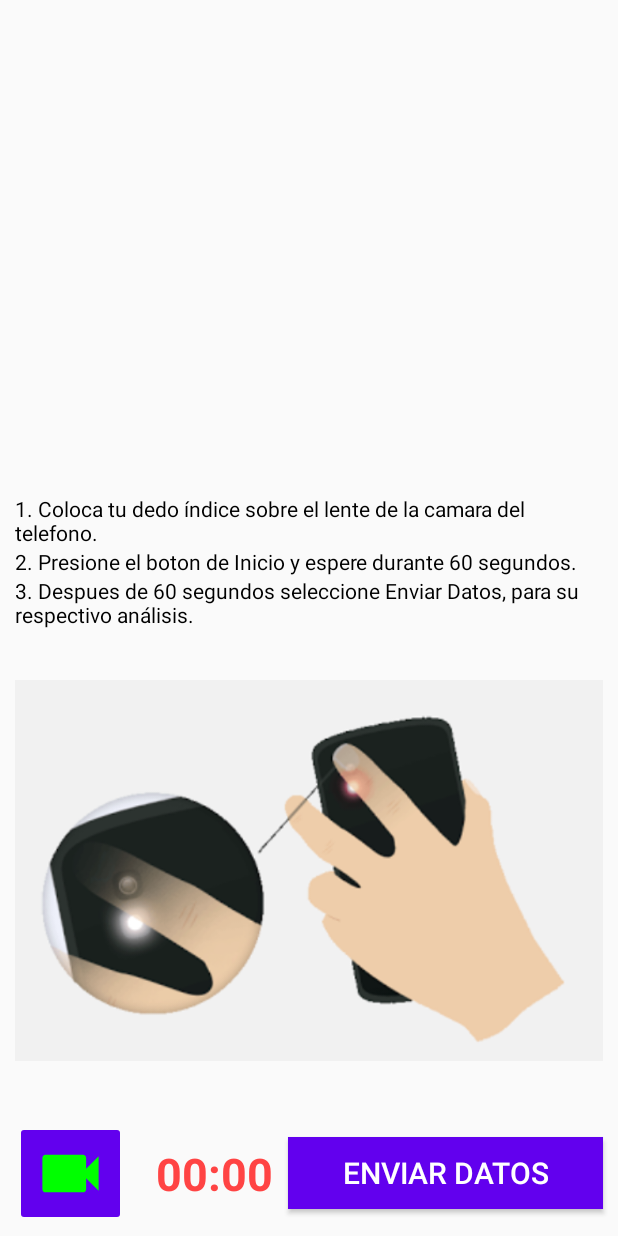
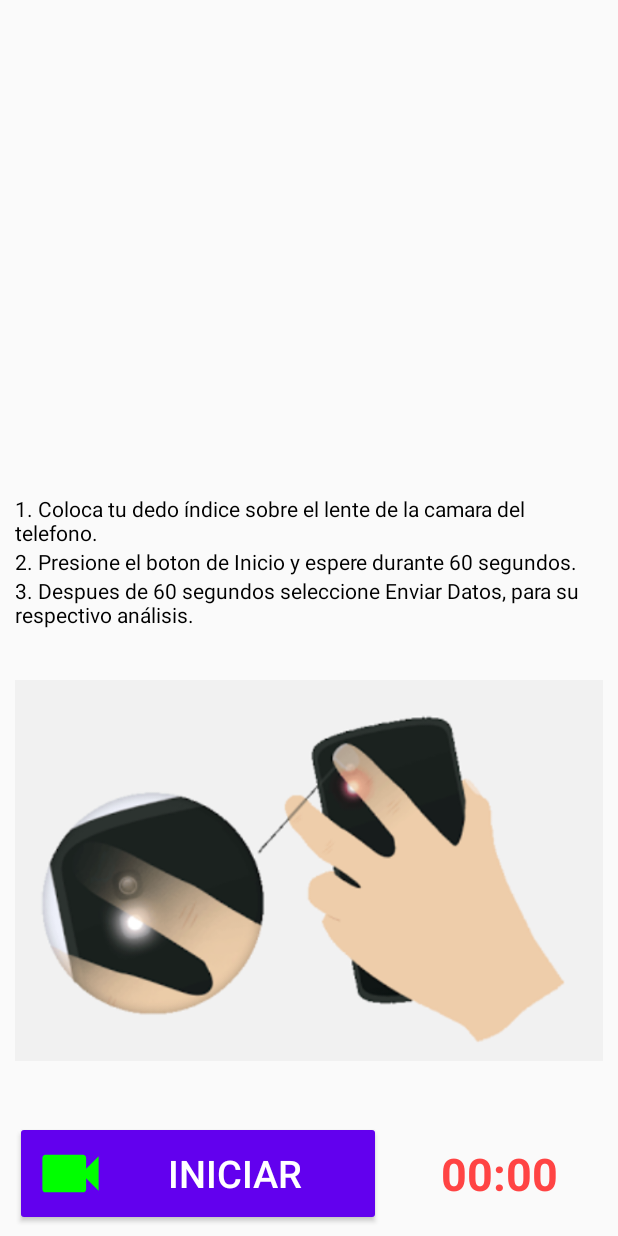
Before and after one commit to OscarToaquiza/covid_life_git, an Android app: the layout activity_camera_data.xml on its own in the app's theme, with its tools: preview values and no code run, on a phone screen of 412 x 824 dp. Run offline under Robolectric (Android 15) with nearby library versions, the phone set to English and light mode, and no system bars.

```diff
--- a/app/src/main/res/layout/activity_camera_data.xml
+++ b/app/src/main/res/layout/activity_camera_data.xml
@@ -1,6 +1,5 @@
 <?xml version="1.0" encoding="utf-8"?>
 <LinearLayout xmlns:android="http://schemas.android.com/apk/res/android"
-    xmlns:app="http://schemas.android.com/apk/res-auto"
     xmlns:tools="http://schemas.android.com/tools"
     xmlns:opencv="http://schemas.android.com/apk/res-auto"
     android:layout_width="match_parent"
@@ -77,16 +76,18 @@
         android:orientation="horizontal"
         >
 
-        <ImageButton
+        <Button
             android:id="@+id/btnIniciarTiempo"
             android:layout_width="wrap_content"
             android:layout_height="wrap_content"
             android:layout_marginLeft="10dp"
-            android:layout_alignParentStart="true"
-            android:layout_alignParentBottom="true"
             android:layout_gravity="center|center_horizontal|center_vertical"
-            android:src="@drawable/icon_play_green"
             android:backgroundTint="@color/colorPrimary"
+            android:drawableLeft="@drawable/icon_play_green"
+            android:text="@string/btn_home"
+            android:textColor="@color/colorBlanco"
+            android:textSize="25dp"
+            android:layout_weight="0.5"
             />
 
         <Chronometer
@@ -94,12 +95,14 @@
             android:layout_width="wrap_content"
             android:layout_height="wrap_content"
             android:layout_gravity="center|center_horizontal|center_vertical"
-            android:layout_marginLeft="20dp"
+            android:textAlignment="center"
             android:textColor="@android:color/holo_red_light"
             android:textSize="30sp"
-            android:textStyle="bold"></Chronometer>
+            android:textStyle="bold"
+            android:layout_weight="0.5"
+            ></Chronometer>
 
-        <Button
+        <!--<Button
             android:id="@+id/btnEnviarTiempo"
             android:layout_width="match_parent"
             android:layout_height="wrap_content"
@@ -114,7 +117,7 @@
             android:textColor="@color/colorBlanco"
             android:layout_marginRight="10dp"
             />
-
+        -->
     </LinearLayout>
 
 
--- a/app/src/main/res/values/strings.xml
+++ b/app/src/main/res/values/strings.xml
@@ -3,9 +3,9 @@
     <string name="btn_home">Iniciar</string>
 
     <string name="btn_tomar_pulsos">Tomar Signos Vitales</string>
-    <string name="text__titulo_pulso_cardiaco">Ritmo Cardiaco Prom</string>
+    <string name="text__titulo_pulso_cardiaco">Frecuencia Cardica Pro.</string>
     <string name="text_pulso_cardiaco"> -- </string>
-    <string name="text_tiutlo_temperatura">Temperatura Prom</string>
+    <string name="text_tiutlo_temperatura">Temperatura Pro.</string>
     <string name="text_temperatura"> -- ªC </string>
 
     <string name="text_ritmos_cardiaco">
```
Also changed, not shown: app/src/main/java/com/covid/life/manage/camera/camera_data.java (+33 -40 lines), app/src/main/java/com/covid/life/manage/camera/pre_camera.java (+45 -14 lines).
